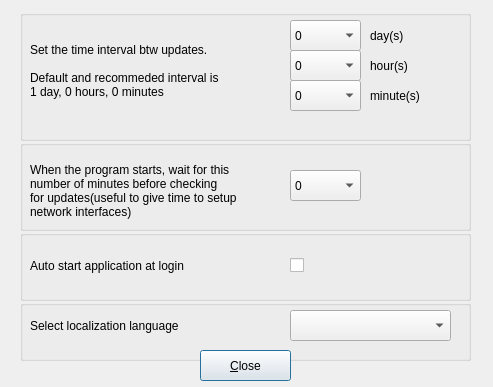
Above: configuredialog.ui from mhogomchungu/qt-update-notifier before the change. Below: the same form after it.
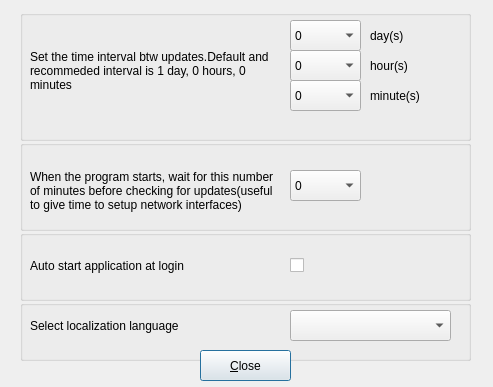
That is the form after the change.

Commit message: word wrap long texts in configure window text

Diff of the .ui file:
```diff
--- a/configuredialog.ui
+++ b/configuredialog.ui
@@ -35,10 +35,10 @@
      </rect>
     </property>
     <property name="text">
-     <string>Set the time interval btw updates.
-
-Default and recommeded interval is
-1 day, 0 hours, 0 minutes</string>
+     <string>Set the time interval btw updates.Default and recommeded interval is 1 day, 0 hours, 0 minutes</string>
+    </property>
+    <property name="wordWrap">
+     <bool>true</bool>
     </property>
    </widget>
    <widget class="QComboBox" name="gbUpdateIntervalComboBoxDays">
@@ -616,10 +616,10 @@
      </rect>
     </property>
     <property name="text">
-     <string>When the program starts, wait for this
-number of minutes before checking
-for updates(useful to give time to setup
-network interfaces)</string>
+     <string>When the program starts, wait for this number of minutes before checking for updates(useful to give time to setup network interfaces)</string>
+    </property>
+    <property name="wordWrap">
+     <bool>true</bool>
     </property>
    </widget>
    <widget class="QComboBox" name="gbDelayStartIntervalComboBox">
```
Left out of the diff: 6 changed lines with no effect on the pictures. The commit also changes 1 other file.
